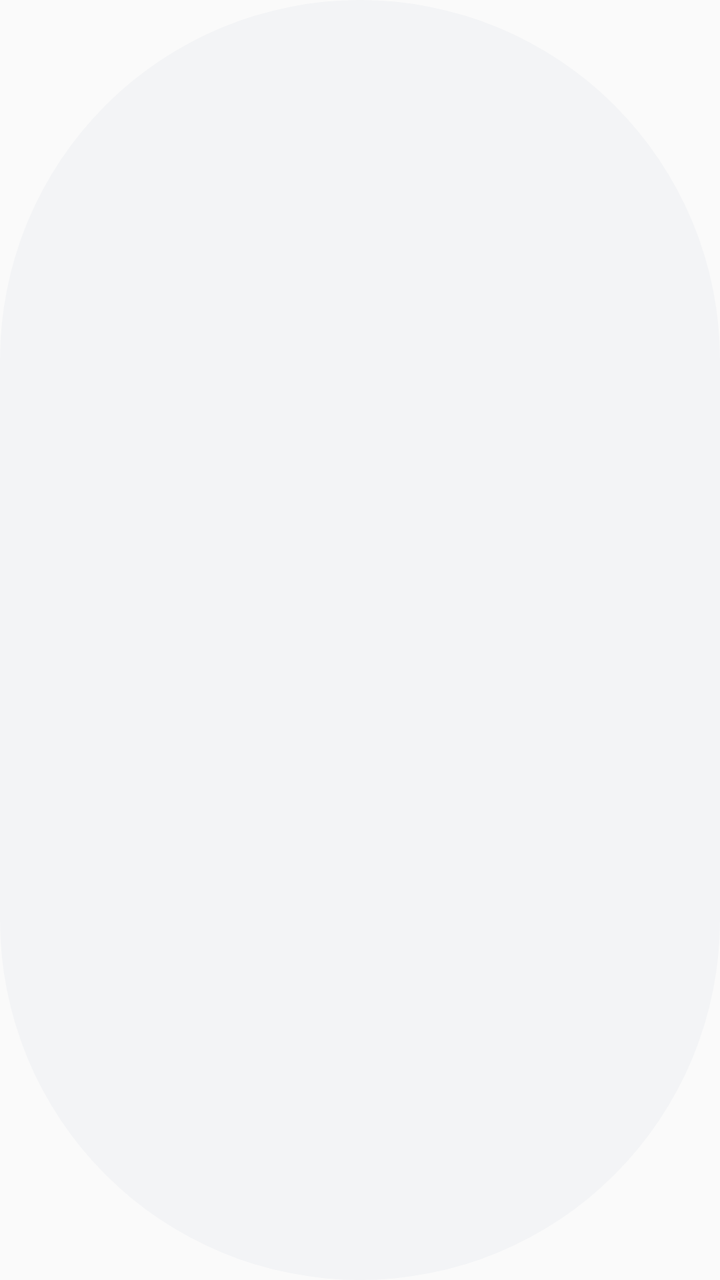
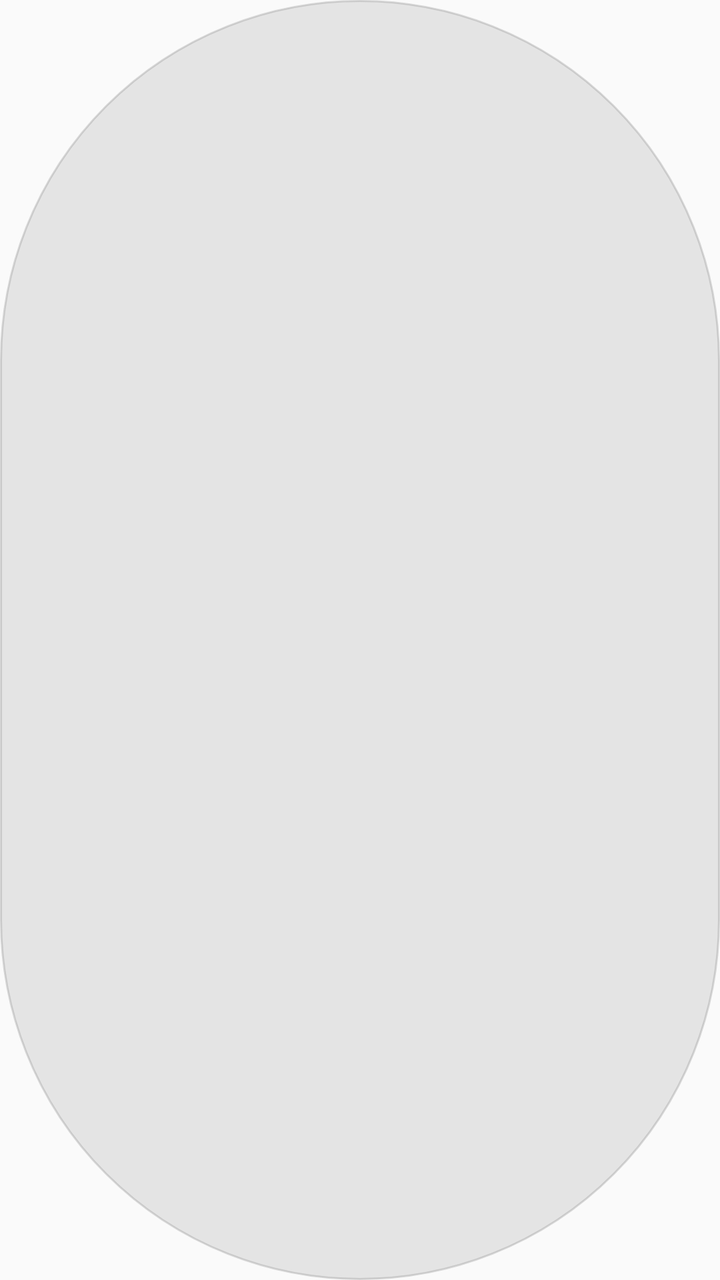

The first picture is an Android layout as it rendered before a commit; the second is the same layout after the commit. The layout source and the unified diff follow.
<!-- AndroidManifest.xml: application theme AppTheme -->
<!-- res/layout/widget_capital_shortcut_item.xml -->
<?xml version="1.0" encoding="utf-8"?>
<TextView xmlns:android="http://schemas.android.com/apk/res/android"
    android:id="@+id/shortcut_button"
    android:layout_width="0dp"
    android:layout_height="wrap_content"
    android:layout_weight="1"
    android:layout_marginEnd="6dp"
    android:background="@drawable/chip_unselected"
    android:textColor="#374151"
    android:textDirection="rtl"
    android:textSize="12sp"
    android:fontFamily="sans-serif"
    android:gravity="center"
    android:maxLines="1"
    android:ellipsize="end"
    android:paddingTop="8dp"
    android:paddingBottom="8dp"
    android:paddingStart="4dp"
    android:paddingEnd="4dp" />
<!-- resources referenced by this layout -->
<resources>
  <!-- drawable chip_unselected (drawable) -->
  <?xml version="1.0" encoding="utf-8"?>
  <shape xmlns:android="http://schemas.android.com/apk/res/android">
      <solid android:color="#F3F4F6" />
      <corners android:radius="999dp" />
  </shape>
  <style name="AppTheme" parent="Theme.AppCompat.Light.DarkActionBar">
          
          <item name="colorPrimary">@color/colorPrimary</item>
          <item name="colorPrimaryDark">@color/colorPrimaryDark</item>
          <item name="colorAccent">@color/colorAccent</item>
      </style>
  <color name="colorPrimary">#0E5F54</color>
  <color name="colorPrimaryDark">#074039</color>
  <color name="colorAccent">#46B9A6</color>
</resources>

<!-- the commit's change to res/layout/widget_capital_shortcut_item.xml (unified diff, before → after) -->
@@ -1,12 +1,10 @@
 <?xml version="1.0" encoding="utf-8"?>
 <TextView xmlns:android="http://schemas.android.com/apk/res/android"
     android:id="@+id/shortcut_button"
-    android:layout_width="0dp"
+    android:layout_width="match_parent"
     android:layout_height="wrap_content"
-    android:layout_weight="1"
-    android:layout_marginEnd="6dp"
-    android:background="@drawable/chip_unselected"
-    android:textColor="#374151"
+    android:background="@drawable/widget_chip_neutral"
+    android:textColor="#111111"
     android:textDirection="rtl"
     android:textSize="12sp"
     android:fontFamily="sans-serif"
<!-- resource entries referenced after the edit -->
@@ -1,9 +1,10 @@
 <!-- resources referenced by this layout -->
 <resources>
-  <!-- drawable chip_unselected (drawable) -->
+  <!-- drawable widget_chip_neutral (drawable) -->
   <?xml version="1.0" encoding="utf-8"?>
   <shape xmlns:android="http://schemas.android.com/apk/res/android">
-      <solid android:color="#F3F4F6" />
+      <solid android:color="#2E808080" />
+      <stroke android:width="1dp" android:color="#4D808080" />
       <corners android:radius="999dp" />
   </shape>
   <style name="AppTheme" parent="Theme.AppCompat.Light.DarkActionBar">
